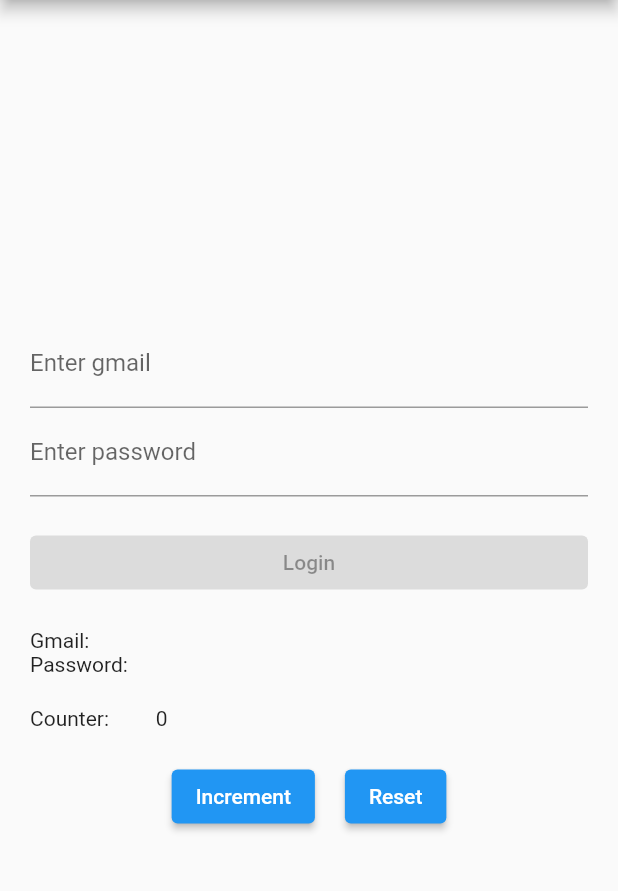
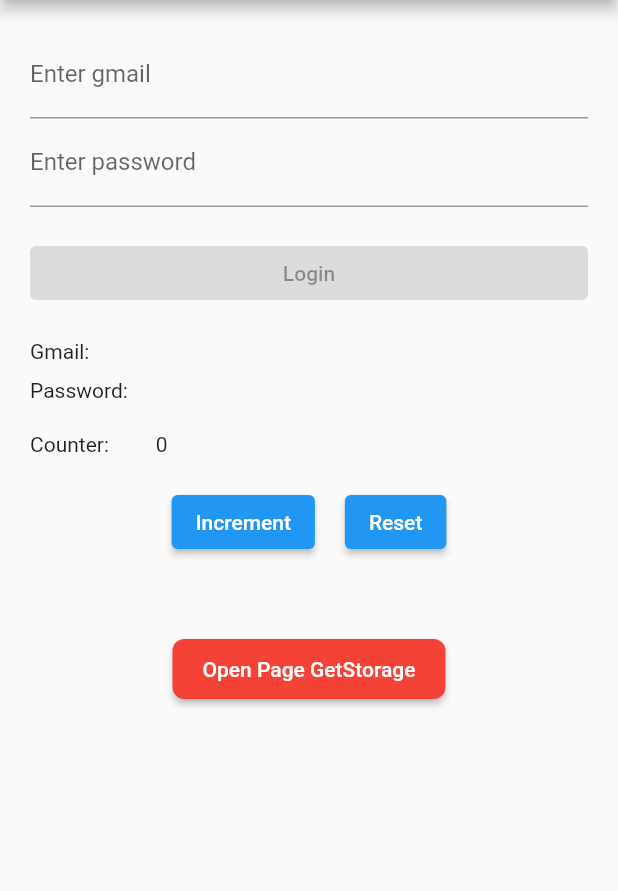
Before and after one commit to kakelay/SharedPreferences, a Flutter app: the screen it shows after launch, on a phone screen of 412 x 824 dp, the part 84-975 px from its top. Run offline on Flutter 3.47's test engine with Material 2 defaults, Android fonts, the light colour scheme and no system bars; our stand-ins replace get_storage, shared_preferences.

Commit message:
GetStorage

```diff
--- a/lib/main.dart
+++ b/lib/main.dart
@@ -1,11 +1,13 @@
-
-
 // ignore_for_file: unused_field, unused_element, library_private_types_in_public_api
 
 import 'package:flutter/material.dart';
-import 'package:shared_preferences/shared_preferences.dart';
+import 'package:get_storage/get_storage.dart';
 
-void main() {
+import 'view/sharedPreferenece.dart';
+
+void main() async {
+  await GetStorage.init();
+
   runApp(const MyApp());
 }
 
@@ -19,145 +21,3 @@ class MyApp extends StatelessWidget {
     );
   }
 }
-
-class MyHomePage extends StatefulWidget {
-  const MyHomePage({super.key});
-
-  @override
-  _MyHomePageState createState() => _MyHomePageState();
-}
-
-class _MyHomePageState extends State<MyHomePage> {
-  final TextEditingController _textFieldController = TextEditingController();
-  final TextEditingController _textFieldControllerPass = TextEditingController();
-  String _savedText = '';
-  String _savedTextPass = '';
-  int _counter = 0;
-
-  @override
-  void initState() {
-    super.initState();
-    _loadSavedData();
-    _loadSavedDataPass();
-  }
-
-  // Load the saved text and counter from SharedPreferences
-  _loadSavedData() async {
-    SharedPreferences prefs = await SharedPreferences.getInstance();
-    setState(() {
-      _savedText = prefs.getString('saved_text') ?? '';
-      _counter = prefs.getInt('counter') ?? 0;
-    });
-  }
-
-  // Save the entered text to SharedPreferences
-  _saveText(String text) async {
-    SharedPreferences prefs = await SharedPreferences.getInstance();
-    prefs.setString('saved_text', text);
-  }
-
-  // Load the saved text and counter from SharedPreferences
-  _loadSavedDataPass() async {
-    SharedPreferences prefs = await SharedPreferences.getInstance();
-    setState(() {
-      _savedTextPass = prefs.getString('saved_text_Pass') ?? '';
-      _counter = prefs.getInt('counter') ?? 0;
-    });
-  }
-
-  // Save the entered text to passwordfdfdgfdgfg
-  _saveTextPass(String text) async {
-    SharedPreferences prefs = await SharedPreferences.getInstance();
-    prefs.setString('saved_text_Pass', text);
-  }
-
-  // Save the counter to SharedPreferences
-  _saveCounter(int counter) async {
-    SharedPreferences prefs = await SharedPreferences.getInstance();
-    prefs.setInt('counter)', counter);
-  }
-
-  @override
-  Widget build(BuildContext context) {
-    return Scaffold(
-      appBar: AppBar(
-        title: const Text('SharedPreferences Example'),
-      ),
-      body: Center(
-        child: Padding(
-          padding: const EdgeInsets.all(20.0),
-          child: Column(
-            mainAxisAlignment: MainAxisAlignment.center,
-            crossAxisAlignment: CrossAxisAlignment.start,
-            children: [
-              TextField(
-                controller: _textFieldController,
-                onChanged: (text) => setState(() {}),
-                decoration: const InputDecoration(
-                  labelText: 'Enter gmail',
-                ),
-              ),
-              TextField(
-                controller: _textFieldControllerPass,
-                onChanged: (text) => setState(() {}),
-                decoration: const InputDecoration(
-                  labelText: 'Enter password',
-                ),
-              ),
-              const SizedBox(height: 20),
-              ElevatedButton(
-                onPressed: _textFieldController.text.isNotEmpty
-                    ? () {
-                        if (_textFieldController.text.isNotEmpty) {
-                          _saveText(_textFieldController.text);
-                          _loadSavedData();
-                        }
-
-                        if (_textFieldControllerPass.text.isNotEmpty) {
-                          _saveTextPass(_textFieldControllerPass.text);
-                          _loadSavedDataPass();
-                        }
-                      }
-                    : null,
-                child: const Center(
-                    child: Text(
-                  'Login',
-                )),
-              ),
-              const SizedBox(height: 20),
-              Text('Gmail:      $_savedText'),
-              Text('Password:      $_savedTextPass'),
-              const SizedBox(height: 20),
-              Text('Counter:         $_counter'),
-              const SizedBox(height: 20),
-              Row(
-                mainAxisAlignment: MainAxisAlignment.center,
-                children: [
-                  ElevatedButton(
-                    onPressed: () {
-                      setState(() {
-                        _counter++;
-                        _saveCounter(_counter);
-                      });
-                    },
-                    child: const Text('Increment'),
-                  ),
-                  const SizedBox(width: 20),
-                  ElevatedButton(
-                    onPressed: () {
-                      setState(() {
-                        _counter = 0;
-                        _saveCounter(_counter);
-                      });
-                    },
-                    child: const Text('Reset'),
-                  ),
-                ],
-              ),
-            ],
-          ),
-        ),
-      ),
-    );
-  }
-}
--- /dev/null
+++ b/lib/view/sharedPreferenece.dart
@@ -0,0 +1,182 @@
+// ignore_for_file: library_private_types_in_public_api
+
+import 'package:flutter/material.dart';
+
+import 'package:shared_preferences/shared_preferences.dart';
+import 'package:shared_preferences_testing/view/get_storage.dart';
+
+class MyHomePage extends StatefulWidget {
+  const MyHomePage({super.key});
+
+  @override
+  _MyHomePageState createState() => _MyHomePageState();
+}
+
+class _MyHomePageState extends State<MyHomePage> {
+  final TextEditingController _textFieldController = TextEditingController();
+  final TextEditingController _textFieldControllerPass =
+      TextEditingController();
+  String _savedText = '';
+  String _savedTextPass = '';
+  int _counter = 0;
+
+  @override
+  void initState() {
+    super.initState();
+    _loadSavedData();
+    _loadSavedDataPass();
+  }
+
+  // Load the saved text and counter from SharedPreferences
+  _loadSavedData() async {
+    SharedPreferences prefs = await SharedPreferences.getInstance();
+    setState(() {
+      _savedText = prefs.getString('saved_text') ?? '';
+      _counter = prefs.getInt('counter') ?? 0;
+    });
+  }
+
+  // Save the entered text to SharedPreferences
+  _saveText(String text) async {
+    SharedPreferences prefs = await SharedPreferences.getInstance();
+    prefs.setString('saved_text', text);
+  }
+
+  // Load the saved text and counter from SharedPreferences
+  _loadSavedDataPass() async {
+    SharedPreferences prefs = await SharedPreferences.getInstance();
+    setState(() {
+      _savedTextPass = prefs.getString('saved_text_Pass') ?? '';
+      _counter = prefs.getInt('counter') ?? 0;
+    });
+  }
+
+  // Save the entered text to passwordfdfdgfdgfg
+  _saveTextPass(String text) async {
+    SharedPreferences prefs = await SharedPreferences.getInstance();
+    prefs.setString('saved_text_Pass', text);
+  }
+
+  // Save the counter to SharedPreferences
+  _saveCounter(int counter) async {
+    SharedPreferences prefs = await SharedPreferences.getInstance();
+    prefs.setInt('counter)', counter);
+  }
+
+  @override
+  Widget build(BuildContext context) {
+    return Scaffold(
+      appBar: AppBar(
+        title: const Text('SharedPreferences Example'),
+      ),
+      body: SingleChildScrollView(
+        child: Center(
+          child: Padding(
+            padding: const EdgeInsets.all(20.0),
+            child: Column(
+              mainAxisAlignment: MainAxisAlignment.center,
+              crossAxisAlignment: CrossAxisAlignment.start,
+              children: [
+                TextField(
+                  controller: _textFieldController,
+                  onChanged: (text) => setState(() {}),
+                  decoration: const InputDecoration(
+                    labelText: 'Enter gmail',
+                  ),
+                ),
+                TextField(
+                  controller: _textFieldControllerPass,
+                  onChanged: (text) => setState(() {}),
+                  decoration: const InputDecoration(
+                    labelText: 'Enter password',
+                  ),
+                ),
+                const SizedBox(height: 20),
+                ElevatedButton(
+                  onPressed: _textFieldController.text.isNotEmpty
+                      ? () {
+                          if (_textFieldController.text.isNotEmpty) {
+                            _saveText(_textFieldController.text);
+                            _loadSavedData();
+                          }
+
+                          if (_textFieldControllerPass.text.isNotEmpty) {
+                            _saveTextPass(_textFieldControllerPass.text);
+                            _loadSavedDataPass();
+                          }
+                        }
+                      : null,
+                  child: const Center(
+                      child: Text(
+                    'Login',
+                  )),
+                ),
+                const SizedBox(height: 20),
+                Text('Gmail:      $_savedText'),
+                  const SizedBox(height: 10),
+                Text('Password:      $_savedTextPass'),
+                const SizedBox(height: 20),
+                Text('Counter:         $_counter'),
+                const SizedBox(height: 20),
+                Row(
+                  mainAxisAlignment: MainAxisAlignment.center,
+                  children: [
+                    ElevatedButton(
+                      onPressed: () {
+                        setState(() {
+                          _counter++;
+                          _saveCounter(_counter);
+                        });
+                      },
+                      child: const Text('Increment'),
+                    ),
+                    const SizedBox(width: 20),
+                    ElevatedButton(
+                      onPressed: () {
+                        setState(() {
+                          _counter = 0;
+                          _saveCounter(_counter);
+                        });
+                      },
+                      child: const Text('Reset'),
+                    ),
+                  ],
+                ),
+              const   SizedBox(height: 50,),
+                Center(
+                  child: Column(
+                    mainAxisAlignment: MainAxisAlignment.center,
+                    children: [
+                      ElevatedButton(
+                        style: ElevatedButton.styleFrom(
+                          foregroundColor: Colors.white,
+                          backgroundColor:
+                              Colors.red, // Set the text color of the button
+                          padding: const EdgeInsets.symmetric(
+                              horizontal: 20, vertical: 12), // Adjust the padding
+                          shape: RoundedRectangleBorder(
+                            borderRadius: BorderRadius.circular(
+                                8), // Set the border radius of the button
+                          ),
+                        ),
+                        onPressed: () {
+                          Navigator.push(
+                            context,
+                            MaterialPageRoute(
+                                builder: (context) => const GetStorages()),
+                          );
+                        },
+                        child: const Text('Open Page GetStorage'),
+                      ),
+
+                    ],
+                  ),
+                ),
+              ],
+            ),
+          ),
+        ),
+      ),
+    );
+  }
+}
--- a/pubspec.yaml
+++ b/pubspec.yaml
@@ -36,6 +36,8 @@ dependencies:
   # Use with the CupertinoIcons class for iOS style icons.
   cupertino_icons: ^1.0.2
   shared_preferences: ^2.2.0
+  get_storage: ^2.1.1
+
 
 dev_dependencies:
   flutter_test:
```
Also changed, not shown: lib/view/get_storage.dart (added, +71 -0 lines), pubspec.lock, 1 other file.
